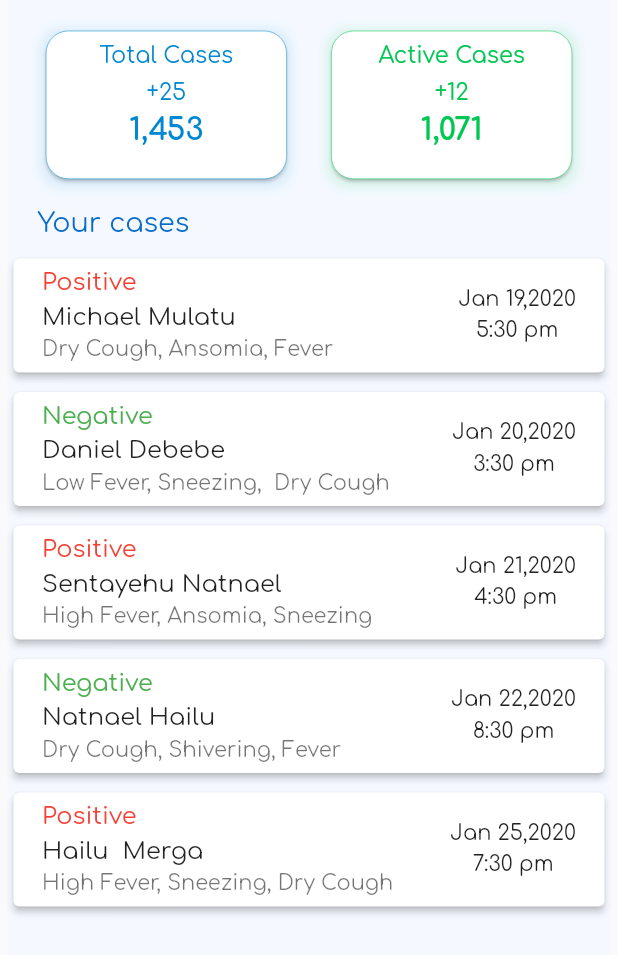
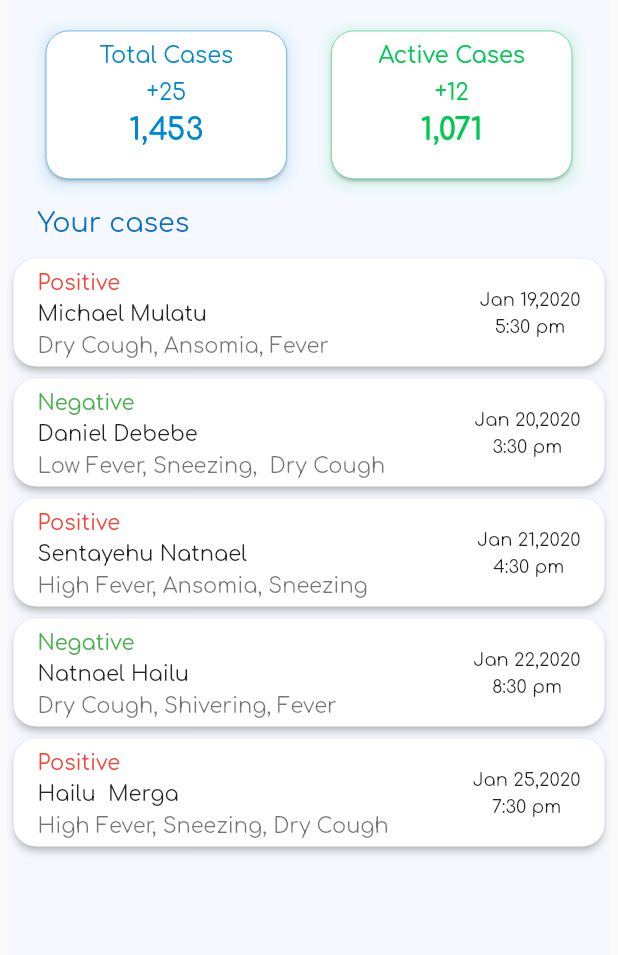
Before and after one commit to RealEskalate/TrackSym, a Flutter app: the CasesList screen opened directly, on a phone screen of 412 x 824 dp. Shown: the top 955 px of the screen. Run offline on Flutter 3.47's test engine with Material 2 defaults, Android fonts, the phone set to English and light mode, and no system bars; our stand-ins replace charts_flutter, date_picker_timeline, fl_chart, retry, shared_preferences; missing offline and left inert: dart:ffi; accounts and stored records are empty.

Commit message:
[mobile] fix issues in the roadmap v3

```diff
--- a/ephi_healthcare_worker_app/lib/models/case.dart
+++ b/ephi_healthcare_worker_app/lib/models/case.dart
@@ -7,6 +7,7 @@ class Case {
   String updatedAt;
   String creationTime;
   String currentTestResult;
+
   Case(
       {this.id,
       this.patientName,
@@ -16,6 +17,7 @@ class Case {
       this.updatedAt,
       this.creationTime,
       this.currentTestResult});
+
   factory Case.fromJson(Map<String, dynamic> json) {
     return Case(
       id: json['_id'] as String,
--- a/ephi_healthcare_worker_app/lib/pages/symptoms/symptom_home.dart
+++ b/ephi_healthcare_worker_app/lib/pages/symptoms/symptom_home.dart
@@ -154,7 +154,7 @@ class SymptomView extends StatelessWidget {
                 height: 50,
                 decoration: BoxDecoration(
                     color: Colors.white,
-                    borderRadius: BorderRadius.circular(5.0),
+                    borderRadius: BorderRadius.circular(15.0),
                     boxShadow: [
                       BoxShadow(
                         color: Colors.black26,
--- a/ephi_healthcare_worker_app/lib/widgets/caseWidget.dart
+++ b/ephi_healthcare_worker_app/lib/widgets/caseWidget.dart
@@ -33,11 +33,14 @@ class _CaseWidgetState extends State<CaseWidget> {
     var sizeH = MediaQuery.of(context).size.height;
     var sizeW = MediaQuery.of(context).size.width;
     return Container(
-        margin: EdgeInsets.only(bottom: 5),
+        // margin: EdgeInsets.only(bottom: 5),
         child: Card(
+            shape: RoundedRectangleBorder(
+              borderRadius: BorderRadius.circular(15.0),
+            ),
             elevation: 2.0,
             child: Container(
-                margin: EdgeInsets.all(3),
+                // margin: EdgeInsets.all(3),
                 child: ListTile(
               onTap: () => Navigator.push(
                 context,
@@ -55,25 +58,34 @@ class _CaseWidgetState extends State<CaseWidget> {
                 children: <Widget>[
                   Text(patient_case.currentTestResult,
                       style: TextStyle(
-                            fontSize: 16,
+                        fontSize: 14,
                         color: patient_case.currentTestResult == "Positive"
                             ? Colors.red
                             : Colors.green,
                       )),
                   SizedBox(height: 5),
-                      Text(patient_case.patientName),
+                  Text(patient_case.patientName,
+                      style: TextStyle(
+                        fontSize: 14,
+                      )),
                   SizedBox(height: 5),
                 ],
               ),
               dense: false,
               subtitle: Text(patient_case.activeSymptoms),
-                  isThreeLine: true,
+              // isThreeLine: true,
               trailing: Column(
                 mainAxisAlignment: MainAxisAlignment.center,
                 children: <Widget>[
-                      Text(patient_case.createdAt),
+                  Text(patient_case.createdAt,
+                      style: TextStyle(
+                        fontSize: 12,
+                      )),
                   SizedBox(height: 5),
-                      Text(patient_case.creationTime)
+                  Text(patient_case.creationTime,
+                      style: TextStyle(
+                        fontSize: 12,
+                      ))
                 ],
               ),
             ))));
```
Also changed, not shown: ephi_healthcare_worker_app/lib/widgets/patientCardWidget.dart (+11 -6 lines), ephi_healthcare_worker_app/lib/models/user.dart (line endings or trailing spaces), ephi_healthcare_worker_app/lib/view_models/caseProvider.dart (line endings or trailing spaces). Lines whose indentation alone changed are shown as unchanged.
